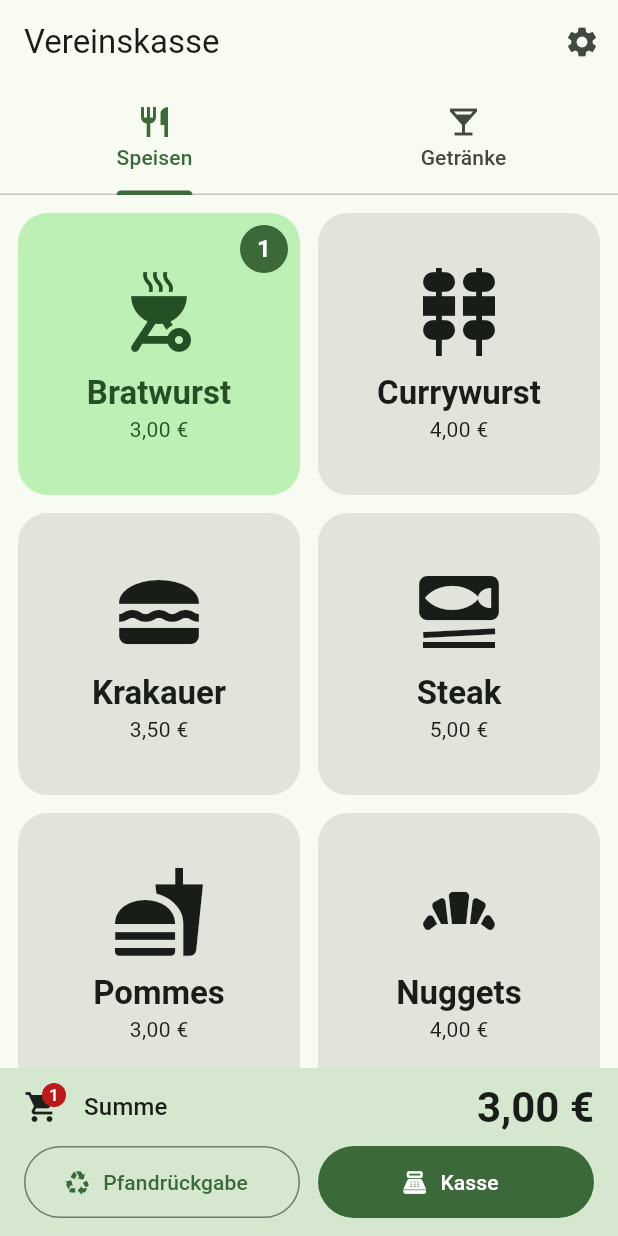
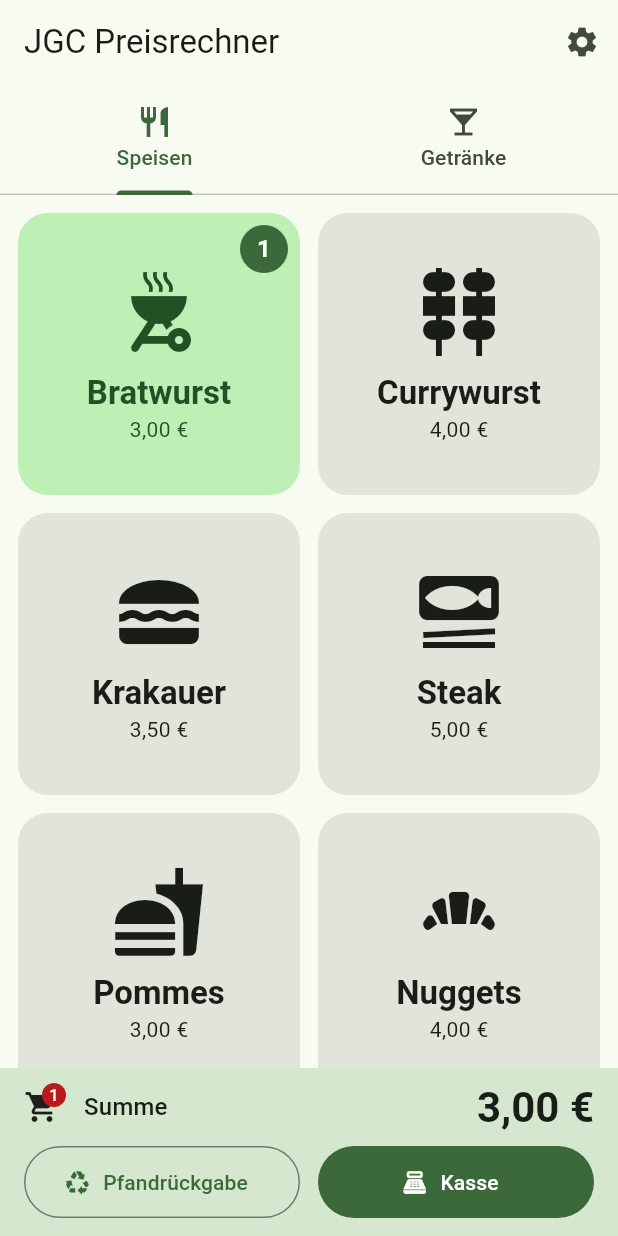
Before and after one commit to Ogie0/Easy-Price-Calculation, a Flutter app: the screen it shows after launch, after a tap on "Bratwurst", on a phone screen of 412 x 824 dp. Run offline on Flutter 3.47's test engine with Material 3 defaults, Android fonts, the phone set to English and light mode, and no system bars; our stand-ins replace shared_preferences.

Commit message:
Persist prices and deposit, rename app to JGC Preisrechner
Prices and deposit value are stored with shared_preferences and survive
app restarts.

Co-Authored-By: Claude Opus 5.5 <noreply@anthropic.com>
Claude-Session: https://claude.ai/code/session_01NupdSHJUqBHfHitkyt8aD3

```diff
--- a/lib/main.dart
+++ b/lib/main.dart
@@ -4,22 +4,27 @@ import 'package:provider/provider.dart';
 import 'providers/cart_provider.dart';
 import 'providers/catalog_provider.dart';
 import 'providers/checkout_provider.dart';
+import 'providers/price_storage.dart';
 import 'screens/home_screen.dart';
 import 'widgets/orientation_lock.dart';
 
-void main() {
-  runApp(const KassenRoot());
+Future<void> main() async {
+  WidgetsFlutterBinding.ensureInitialized();
+  final storage = await PriceStorage.open();
+  runApp(KassenRoot(storage: storage));
 }
 
 /// Stellt alle Provider bereit und startet die App.
 class KassenRoot extends StatelessWidget {
-  const KassenRoot({super.key});
+  final PriceStorage? storage;
+
+  const KassenRoot({super.key, this.storage});
 
   @override
   Widget build(BuildContext context) {
     return MultiProvider(
       providers: [
-        ChangeNotifierProvider(create: (_) => CatalogProvider()),
+        ChangeNotifierProvider(create: (_) => CatalogProvider(storage: storage)),
         ChangeNotifierProxyProvider<CatalogProvider, CartProvider>(
           create: (context) => CartProvider(context.read<CatalogProvider>()),
           update: (_, catalog, cart) => cart!..updateCatalog(catalog),
@@ -37,7 +42,7 @@ class KassenApp extends StatelessWidget {
   @override
   Widget build(BuildContext context) {
     return MaterialApp(
-      title: 'Vereinskasse',
+      title: 'JGC Preisrechner',
       debugShowCheckedModeBanner: false,
       theme: ThemeData(
         colorSchemeSeed: Colors.green,
--- a/lib/providers/catalog_provider.dart
+++ b/lib/providers/catalog_provider.dart
@@ -2,17 +2,25 @@ import 'package:flutter/foundation.dart';
 
 import '../models/article.dart';
 import '../models/default_articles.dart';
+import 'price_storage.dart';
 
-/// Verwaltet Artikel, Preise und den Pfandwert.
+/// Verwaltet Artikel, Preise und den Pfandwert. Mit [storage] werden
+/// Änderungen gespeichert und beim Start wieder geladen.
 class CatalogProvider extends ChangeNotifier {
   final List<Article> _articles;
+  final PriceStorage? _storage;
   int _depositCents;
 
   CatalogProvider({
     List<Article> articles = kDefaultArticles,
     int depositCents = kDefaultDepositCents,
-  })  : _articles = List.of(articles),
-        _depositCents = depositCents;
+    PriceStorage? storage,
+  })  : _storage = storage,
+        _articles = [
+          for (final a in articles)
+            a.copyWith(priceCents: storage?.loadPrice(a.id) ?? a.priceCents),
+        ],
+        _depositCents = storage?.loadDeposit() ?? depositCents;
 
   List<Article> get articles => List.unmodifiable(_articles);
 
@@ -36,6 +44,7 @@ class CatalogProvider extends ChangeNotifier {
     }
     if (_articles[index].priceCents == priceCents) return;
     _articles[index] = _articles[index].copyWith(priceCents: priceCents);
+    _storage?.savePrice(articleId, priceCents);
     notifyListeners();
   }
 
@@ -45,6 +54,7 @@ class CatalogProvider extends ChangeNotifier {
     }
     if (_depositCents == depositCents) return;
     _depositCents = depositCents;
+    _storage?.saveDeposit(depositCents);
     notifyListeners();
   }
 }
--- /dev/null
+++ b/lib/providers/price_storage.dart
@@ -0,0 +1,24 @@
+import 'package:shared_preferences/shared_preferences.dart';
+
+/// Speichert die in den Einstellungen geänderten Preise und den Pfandwert
+/// lokal auf dem Gerät, damit sie einen Neustart der App überstehen.
+class PriceStorage {
+  static const _depositKey = 'deposit_cents';
+  static const _pricePrefix = 'price_cents_';
+
+  final SharedPreferences _prefs;
+
+  PriceStorage(this._prefs);
+
+  static Future<PriceStorage> open() async =>
+      PriceStorage(await SharedPreferences.getInstance());
+
+  int? loadDeposit() => _prefs.getInt(_depositKey);
+
+  int? loadPrice(String articleId) => _prefs.getInt('$_pricePrefix$articleId');
+
+  Future<void> saveDeposit(int cents) => _prefs.setInt(_depositKey, cents);
+
+  Future<void> savePrice(String articleId, int cents) =>
+      _prefs.setInt('$_pricePrefix$articleId', cents);
+}
--- a/lib/screens/home_screen.dart
+++ b/lib/screens/home_screen.dart
@@ -27,7 +27,7 @@ class HomeScreen extends StatelessWidget {
       length: 2,
       child: Scaffold(
         appBar: AppBar(
-          title: const Text('Vereinskasse'),
+          title: const Text('JGC Preisrechner'),
           actions: [
             IconButton(
               tooltip: 'Einstellungen',
--- a/pubspec.yaml
+++ b/pubspec.yaml
@@ -10,6 +10,7 @@ dependencies:
   flutter:
     sdk: flutter
   provider: ^6.1.2
+  shared_preferences: ^2.5.5
 
 dev_dependencies:
   flutter_test:
```
Also changed, not shown: 3 other files.
